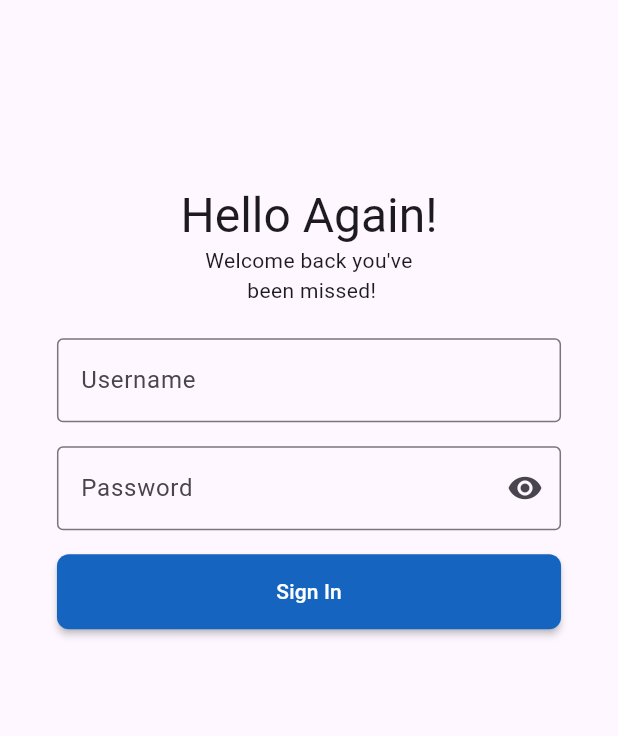
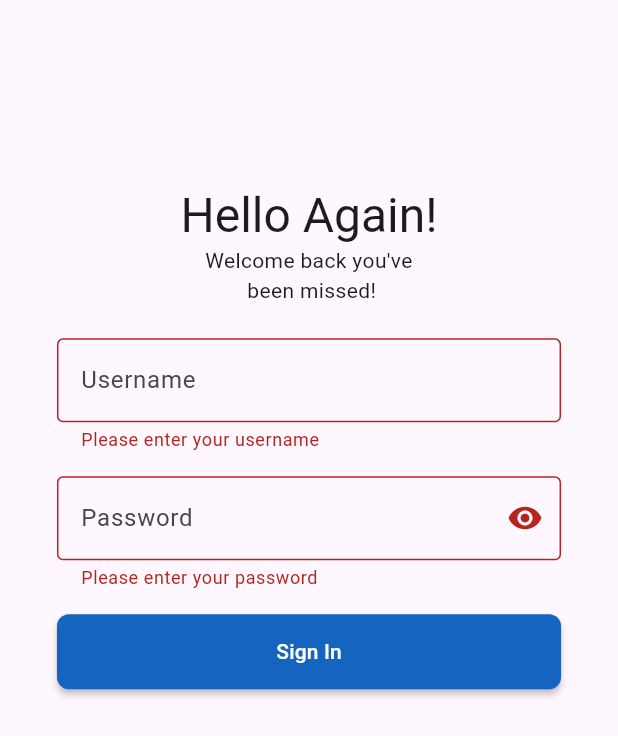
Before and after one commit to PishiKe/spendlens_fe, a Flutter app: the screen it shows after launch, after a tap on "Sign In", on a phone screen of 412 x 824 dp. Shown: the top 736 px of the screen. Run offline on Flutter 3.47's test engine with Material 3 defaults, Android fonts, the phone set to English and light mode, and no system bars; our stand-ins replace awesome_snackbar_content, fl_chart, flutter_svg, freezed_annotation, go_router, shared_preferences; accounts and stored records are empty.

Commit message:
login form validation

```diff
--- a/lib/view/screens/authentication/login/components/login_form.dart
+++ b/lib/view/screens/authentication/login/components/login_form.dart
@@ -1,7 +1,10 @@
 import 'package:flutter/material.dart';
+import 'package:go_router/go_router.dart';
 import 'package:splendlens_fe/core/utilities/utilities.dart';
+import 'package:splendlens_fe/core/data/response/auth_response.dart';
 import 'package:splendlens_fe/core/models/requests/login_model.dart';
 import 'package:splendlens_fe/viewmodel/authentication_viewmodel.dart';
+import 'package:awesome_snackbar_content/awesome_snackbar_content.dart';
 
 class LoginForm extends StatefulWidget {
   const LoginForm({super.key});
@@ -16,10 +19,33 @@ class _LoginFormState extends State<LoginForm> {
   AuthenticationViewModel _authenticationViewModel = AuthenticationViewModel();
   bool obsecure = true;
 
-  handleLogin(context, String? username, String? password) async {
+  handleLogin(String? username, String? password) async {
+    if (!_formKey.currentState!.validate()) {
+      return;
+    }
     final loginModel = LoginModel(username: username, password: password);
 
-    await _authenticationViewModel.login(context, loginModel.toJson());
+    await _authenticationViewModel.login(loginModel.toJson());
+
+    if (_authenticationViewModel.status == AuthStatus.authenticated) {
+      if (mounted) context.go('/');
+    } else {
+      final snackBar = SnackBar(
+        elevation: 0,
+        behavior: SnackBarBehavior.floating,
+        backgroundColor: const Color.fromARGB(0, 91, 82, 82),
+        content: AwesomeSnackbarContent(
+          title: 'Oh Snap!',
+          message: _authenticationViewModel.errorMessage,
+          contentType: ContentType.warning,
+        ),
+      );
+      if (mounted) {
+        ScaffoldMessenger.of(context)
+          ..hideCurrentSnackBar()
+          ..showSnackBar(snackBar);
+      }
+    }
   }
 
   @override
@@ -49,6 +75,8 @@ class _LoginFormState extends State<LoginForm> {
               decoration: const InputDecoration(
                   hintText: 'Username', border: OutlineInputBorder()),
               controller: _usernameController,
+              validator: (value) => Validators.notEmpty(value, 'your username'),
+              autovalidateMode: AutovalidateMode.onUserInteraction,
             ),
             const SizedBox(
               height: 16.0,
@@ -65,6 +93,8 @@ class _LoginFormState extends State<LoginForm> {
                   )),
               controller: _passwordController,
               obscureText: obsecure,
+              validator: (value) => Validators.notEmpty(value, 'your password'),
+              autovalidateMode: AutovalidateMode.onUserInteraction,
             ),
             const SizedBox(
               height: 16.0,
@@ -82,7 +112,7 @@ class _LoginFormState extends State<LoginForm> {
                         'Sign In',
                         style: TextStyle(color: AppTheme().white),
                       ),
-                      onPressed: () => handleLogin(context,
+                      onPressed: () => handleLogin(
                           _usernameController?.text, _passwordController?.text),
                     ),
                   )
```
